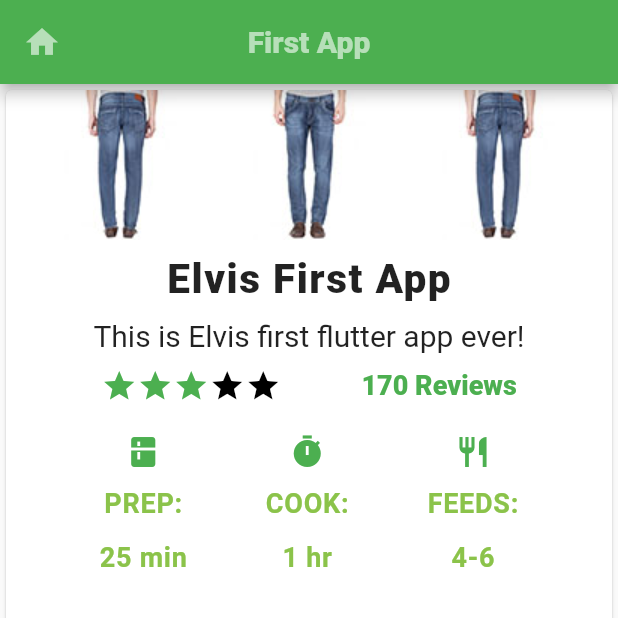
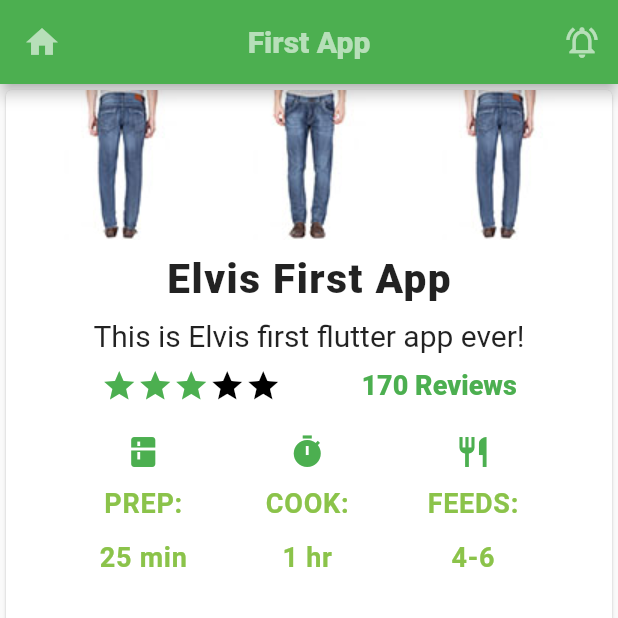
Before and after one commit to ElvisMugisha/Flutter-app-from-documentation, a Flutter app: the screen it shows after launch, on a phone screen of 412 x 824 dp, the top half of it. Run offline on Flutter 3.47's test engine with Material 2 defaults, Android fonts, the phone set to English and light mode, and no system bars; Roboto replaces fonts that are missing (Times new roman).

Commit message:
Added a new icon in appBar (notification icon)

```diff
--- a/lib/main.dart
+++ b/lib/main.dart
@@ -152,6 +152,17 @@ class MyApp extends StatelessWidget {
           ),
           tooltip: 'Navigation menu',
         ),
+
+        actions: const [
+          IconButton(
+              onPressed: null,
+              icon: Icon(
+                Icons.notifications_active_outlined,
+                color: Colors.white60,
+                size: 25,
+              ),
+          ),
+        ],
       ),
 
       body: Center(
```
